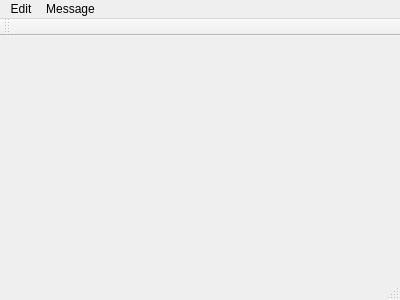
This is simple-mail-client/mail-client/mainwindow.ui in honza-c/simple-mail-client as Qt 5 draws it before an edit. The edited form follows.
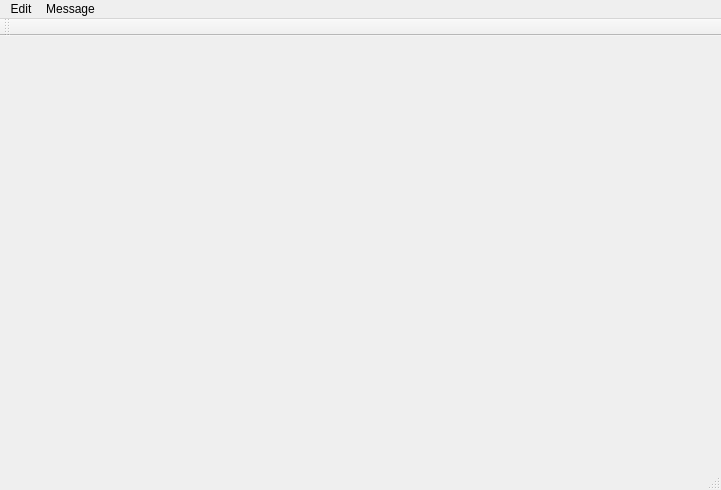
This is the edited form.

Commit message: Added views with user accounts and messages metadata to main window

Patch:
```diff
--- a/simple-mail-client/mail-client/mainwindow.ui
+++ b/simple-mail-client/mail-client/mainwindow.ui
@@ -6,21 +6,27 @@
    <rect>
     <x>0</x>
     <y>0</y>
-    <width>400</width>
-    <height>300</height>
+    <width>721</width>
+    <height>490</height>
    </rect>
   </property>
   <property name="windowTitle">
    <string>MainWindow</string>
   </property>
-  <widget class="QWidget" name="centralWidget"/>
+  <widget class="QWidget" name="centralWidget">
+   <layout class="QVBoxLayout" name="verticalLayout">
+    <item>
+     <layout class="QHBoxLayout" name="horizontalLayout"/>
+    </item>
+   </layout>
+  </widget>
   <widget class="QMenuBar" name="menuBar">
    <property name="geometry">
     <rect>
      <x>0</x>
      <y>0</y>
-     <width>400</width>
-     <height>25</height>
+     <width>721</width>
+     <height>20</height>
     </rect>
    </property>
    <widget class="QMenu" name="menuEdit">
```
The commit also changes 2 other files.
